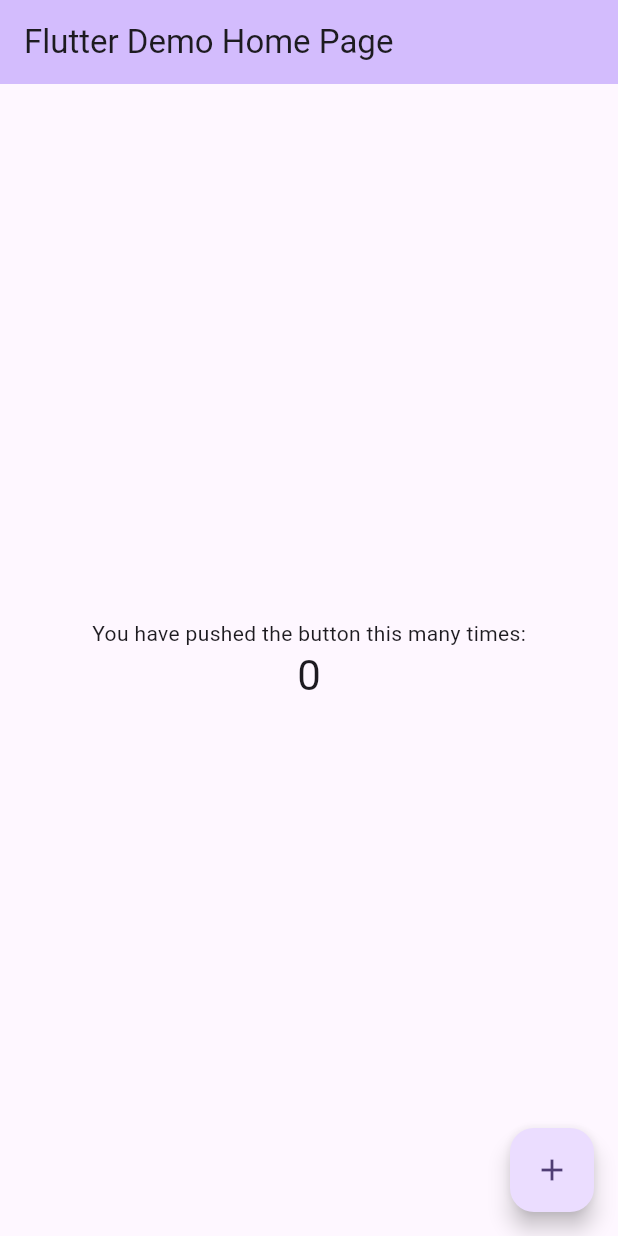
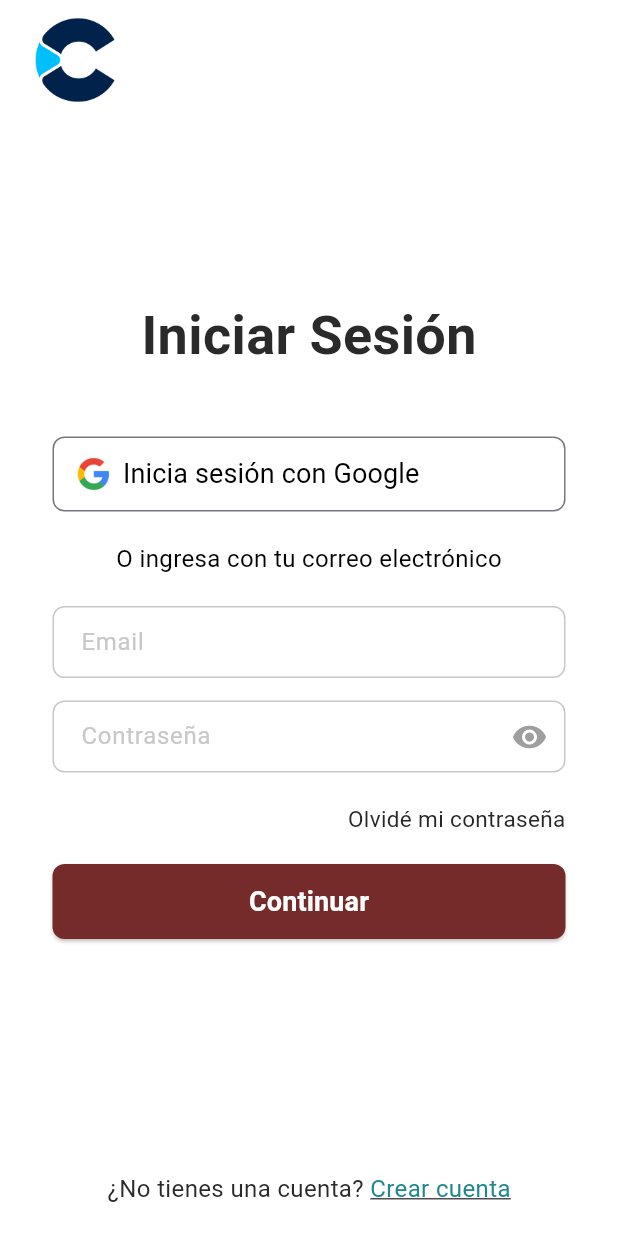
Before and after one commit to g6-mobile/frontend-cash-me, a Flutter app: the screen it shows after launch, on a phone screen of 412 x 824 dp. Run offline on Flutter 3.47's test engine with Material 3 defaults, Android fonts, the phone set to English and light mode, and no system bars; our stand-ins replace flutter_keyboard_visibility; Roboto replaces fonts that are missing (Poppins).

Commit message:
Maquetado del Login

```diff
--- a/lib/main.dart
+++ b/lib/main.dart
@@ -1,4 +1,5 @@
 import 'package:flutter/material.dart';
+import 'package:pocket_swap_fisi/screen/auth/LoginScreen.dart';
 
 void main() {
   runApp(const MyApp());
@@ -31,7 +32,7 @@ class MyApp extends StatelessWidget {
         colorScheme: ColorScheme.fromSeed(seedColor: Colors.deepPurple),
         useMaterial3: true,
       ),
-      home: const MyHomePage(title: 'Flutter Demo Home Page'),
+      home: const LoginScreen(),
     );
   }
 }
--- /dev/null
+++ b/lib/screen/auth/LoginScreen.dart
@@ -0,0 +1,242 @@
+import 'package:flutter/material.dart';
+import 'package:flutter_keyboard_visibility/flutter_keyboard_visibility.dart';
+
+
+class LoginScreen extends StatefulWidget {
+  const LoginScreen({Key? key}) : super(key: key);
+
+  @override
+  _LoginScreenState createState() => _LoginScreenState();
+}
+
+class _LoginScreenState extends State<LoginScreen>{
+  bool _obscureText = true;
+  bool _isKeyboardVisible = false;
+
+  @override
+  void initState() {
+    super.initState();
+    // Suscribirse a los cambios de visibilidad del teclado
+    KeyboardVisibilityController().onChange.listen((bool visible) {
+      setState(() {
+        _isKeyboardVisible = visible;
+      });
+    });
+  }
+
+  void _togglePasswordVisibility() {
+    setState(() {
+      _obscureText = !_obscureText;
+    });
+  }
+  @override
+  Widget build(BuildContext context) {
+    return Scaffold(
+      backgroundColor: Colors.white,
+      body: SafeArea(
+        child: Stack(
+          children: [
+            Positioned(
+              left: 20,
+              top: 10,
+              child: Image.asset('assets/images/logo.png', height: 60, width: 60,
+              alignment: Alignment.centerLeft,
+              ),
+            ),
+            Expanded(
+              child: Container(
+                padding: EdgeInsets.symmetric(horizontal: 35),
+                child: Center(
+                  child: Column(
+                    mainAxisAlignment: MainAxisAlignment.center,
+                    children: [
+                      Text(
+                        'Iniciar Sesión',
+                        style: TextStyle(
+                          color: Color(0xFF2A2A2A),
+                          fontSize: 36,
+                          fontWeight: FontWeight.bold,
+                          fontFamily: 'Poppins',
+                        ),
+                      ),
+                      SizedBox(height: 42),
+                      OutlinedButton.icon(
+                        onPressed: () {},
+                        icon: Image.asset(
+                          'assets/images/google_logo.png',
+                          height: 23,
+                          width: 23,
+                        ),
+                        label:
+                        Text(
+                            'Inicia sesión con Google',
+                          style: TextStyle(
+                            color: Colors.black,
+                            fontSize: 18,
+                            fontWeight: FontWeight.normal,
+                            fontFamily: 'Poppins'
+                          )
+                        ),
+                        style: ElevatedButton.styleFrom(
+                          foregroundColor: Color(0xFF2A2A2A),
+                          backgroundColor: Colors.white,
+                          alignment: Alignment.centerLeft,
+                          minimumSize: Size(double.infinity, 50),
+                          shape: RoundedRectangleBorder(
+                            side: BorderSide(color: Color(0xFFC8C8C8)),
+                            borderRadius: BorderRadius.circular(8),
+                          ),
+                        ),
+                      ),
+                      SizedBox(height: 20),
+                      Text(
+                        'O ingresa con tu correo electrónico',
+                        style: TextStyle(
+                          color: Colors.black,
+                          fontSize: 16,
+                          fontWeight: FontWeight.normal,
+                          fontFamily: 'Poppins',
+                        ),
+                      ),
+                      SizedBox(height: 20),
+                      TextField(
+                        decoration: InputDecoration(
+                          hintText: 'Email',
+                          hintStyle: TextStyle(
+                            color: Color(0xFFC8C8C8),
+                            fontSize: 16,
+                            fontFamily: 'Poppins',
+                          ),
+                          enabledBorder: OutlineInputBorder(
+                            borderSide: BorderSide(color: Color(0xFFC8C8C8)),
+                            borderRadius: BorderRadius.circular(8),
+                          ),
+                          focusedBorder: OutlineInputBorder(
+                            borderSide: BorderSide(color: Colors.black),
+                            borderRadius: BorderRadius.circular(8),
+                          ),
+                            contentPadding: EdgeInsets.symmetric(vertical: 0, horizontal: 15),
+                        ),
+
+                      ),
+                      SizedBox(height: 15),
+                      Stack(
+                        alignment: Alignment.centerRight,
+                        children: [
+                          TextField(
+                            obscureText: _obscureText,
+                            decoration: InputDecoration(
+                              hintText: 'Contraseña',
+                              hintStyle: TextStyle(
+                                color: Color(0xFFC8C8C8),
+                                fontSize: 16,
+                                fontFamily: 'Poppins',
+                              ),
+                              enabledBorder: OutlineInputBorder(
+                                borderSide: BorderSide(color: Color(0xFFC8C8C8)),
+                                borderRadius: BorderRadius.circular(8),
+                              ),
+                              focusedBorder: OutlineInputBorder(
+                                borderSide: BorderSide(color: Colors.black),
+                                borderRadius: BorderRadius.circular(8),
+                              ),
+                              contentPadding: EdgeInsets.symmetric(vertical: 0, horizontal: 15),
+                            ),
+                          ),
+                          IconButton(
+                            icon: Icon(
+                              _obscureText
+                                  ? Icons.visibility
+                                  : Icons.visibility_off,
+                              color: Colors.grey,
+                            ),
+                            onPressed: _togglePasswordVisibility,
+                          ),
+                        ],
+                      ),
+                      SizedBox(height: 20),
+                      Row(
+                        mainAxisAlignment: MainAxisAlignment.end,
+                        children: [
+                          GestureDetector(
+                            onTap: () {
+                              print('Olvidé mi contraseña');
+                            },
+                            child: Text(
+                              'Olvidé mi contraseña',
+                              style: TextStyle(
+                                color: Color(0xFF262626),
+                                fontSize: 15,
+                                fontWeight: FontWeight.normal,
+                                fontFamily: 'Poppins',
+                              ),
+                            ),
+                          ),
+                        ],
+                      ),
+                      SizedBox(height: 20),
+                      ElevatedButton(
+                        onPressed: () {},
+                        child: Text(
+                          'Continuar',
+                          style: TextStyle(
+                            color: Colors.white,
+                            fontSize: 18,
+                            fontWeight: FontWeight.bold,
+                            fontFamily: 'Poppins',
+                          ),
+                        ),
+                        style: ElevatedButton.styleFrom(
+                          primary: Color(0xFF762B2B),
+                          minimumSize: Size(double.infinity, 50),
+                          shape: RoundedRectangleBorder(
+                            borderRadius: BorderRadius.circular(8),
+                          ),
+                        ),
+                      ),
+                    ]
+                  )
+                ),
+              ),
+            ),
+            Positioned(
+              bottom: _isKeyboardVisible ? -40 : 20,
+              left: 0,
+              right: 0,
+              child: GestureDetector(
+                onTap: () {
+                  print("Crear cuenta");
+                },
+                child: Container(
+                  alignment: Alignment.center, // Centra el contenido horizontalmente
+                  child: Text.rich(
+                    TextSpan(
+                      text: '¿No tienes una cuenta? ',
+                      style: TextStyle(
+                        fontSize: 16,
+                        color: Color(0xFF2A2A2A),
+                        fontFamily: 'Poppins',
+                      ),
+                      children: [
+                        TextSpan(
+                          text: 'Crear cuenta',
+                          style: TextStyle(
+                            fontSize: 16,
+                            color: Color(0xFF1F878E), // Color del enlace
+                            fontFamily: 'Poppins',
+                            decoration: TextDecoration.underline, // Subraya el texto para indicar que es un enlace
+                          ),
+                        ),
+                      ],
+                    ),
+                  ),
+                ),
+              ),
+            ),
+          ]
+        )
+      ),
+    );
+  }
+
+}
--- a/pubspec.yaml
+++ b/pubspec.yaml
@@ -30,6 +30,7 @@ environment:
 dependencies:
   flutter:
     sdk: flutter
+  flutter_keyboard_visibility: ^6.0.0
 
 
   # The following adds the Cupertino Icons font to your application.
@@ -58,6 +59,10 @@ flutter:
   # the material Icons class.
   uses-material-design: true
 
+  assets:
+    - assets/images/
+    - assets/icons/
+    - assets/fonts/
   # To add assets to your application, add an assets section, like this:
   # assets:
   #   - images/a_dot_burr.jpeg
```
Also changed, not shown: assets/images/google_logo.png (added), assets/images/logo.png (added), pubspec.lock.
